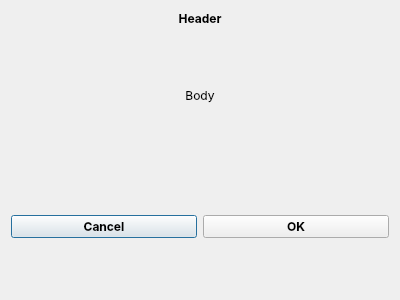
Before: the Qt Designer form generaldialog.ui in Quill-OS/quill, drawn with Qt 5.
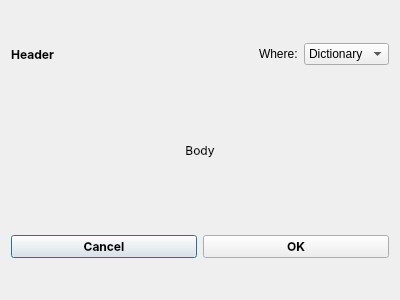
After: the same form once the commit is applied. The open tabs and pages were chosen to show the change.

Commit message:
The search button now does something
And it does what you'd expect it to! Only dictionary search available at
the moment.

Diff of the .ui file:
```diff
--- a/generaldialog.ui
+++ b/generaldialog.ui
@@ -117,6 +117,27 @@
         <number>0</number>
        </property>
        <item row="0" column="0">
+        <widget class="QStackedWidget" name="topStackedWidget">
+         <property name="currentIndex">
+          <number>0</number>
+         </property>
+         <widget class="QWidget" name="page_5">
+          <layout class="QVBoxLayout" name="verticalLayout_6">
+           <property name="leftMargin">
+            <number>0</number>
+           </property>
+           <property name="topMargin">
+            <number>0</number>
+           </property>
+           <property name="rightMargin">
+            <number>0</number>
+           </property>
+           <property name="bottomMargin">
+            <number>0</number>
+           </property>
+           <item>
+            <layout class="QGridLayout" name="gridLayout_6">
+             <item row="0" column="0">
         <widget class="QLabel" name="headerLabel">
          <property name="font">
           <font>
@@ -131,6 +152,78 @@
          <property name="alignment">
           <set>Qt::AlignCenter</set>
          </property>
+              </widget>
+             </item>
+            </layout>
+           </item>
+          </layout>
+         </widget>
+         <widget class="QWidget" name="page_6">
+          <layout class="QVBoxLayout" name="verticalLayout_7">
+           <property name="leftMargin">
+            <number>0</number>
+           </property>
+           <property name="topMargin">
+            <number>0</number>
+           </property>
+           <property name="rightMargin">
+            <number>0</number>
+           </property>
+           <property name="bottomMargin">
+            <number>0</number>
+           </property>
+           <item>
+            <layout class="QGridLayout" name="gridLayout_7">
+             <item row="0" column="1">
+              <spacer name="horizontalSpacer">
+               <property name="orientation">
+                <enum>Qt::Horizontal</enum>
+               </property>
+               <property name="sizeHint" stdset="0">
+                <size>
+                 <width>40</width>
+                 <height>20</height>
+                </size>
+               </property>
+              </spacer>
+             </item>
+             <item row="0" column="2">
+              <widget class="QLabel" name="label_2">
+               <property name="text">
+                <string>Where:</string>
+               </property>
+              </widget>
+             </item>
+             <item row="0" column="0">
+              <widget class="QLabel" name="searchHeaderLabel">
+               <property name="font">
+                <font>
+                 <family>Inter</family>
+                 <weight>75</weight>
+                 <bold>true</bold>
+                </font>
+               </property>
+               <property name="text">
+                <string>Header</string>
+               </property>
+               <property name="alignment">
+                <set>Qt::AlignCenter</set>
+               </property>
+              </widget>
+             </item>
+             <item row="0" column="3">
+              <widget class="QComboBox" name="searchComboBox">
+               <item>
+                <property name="text">
+                 <string>Dictionary</string>
+                </property>
+               </item>
+              </widget>
+             </item>
+            </layout>
+           </item>
+          </layout>
+         </widget>
         </widget>
        </item>
       </layout>
```
Lines whose indentation alone changed are shown as unchanged. The commit also changes 10 other files.
